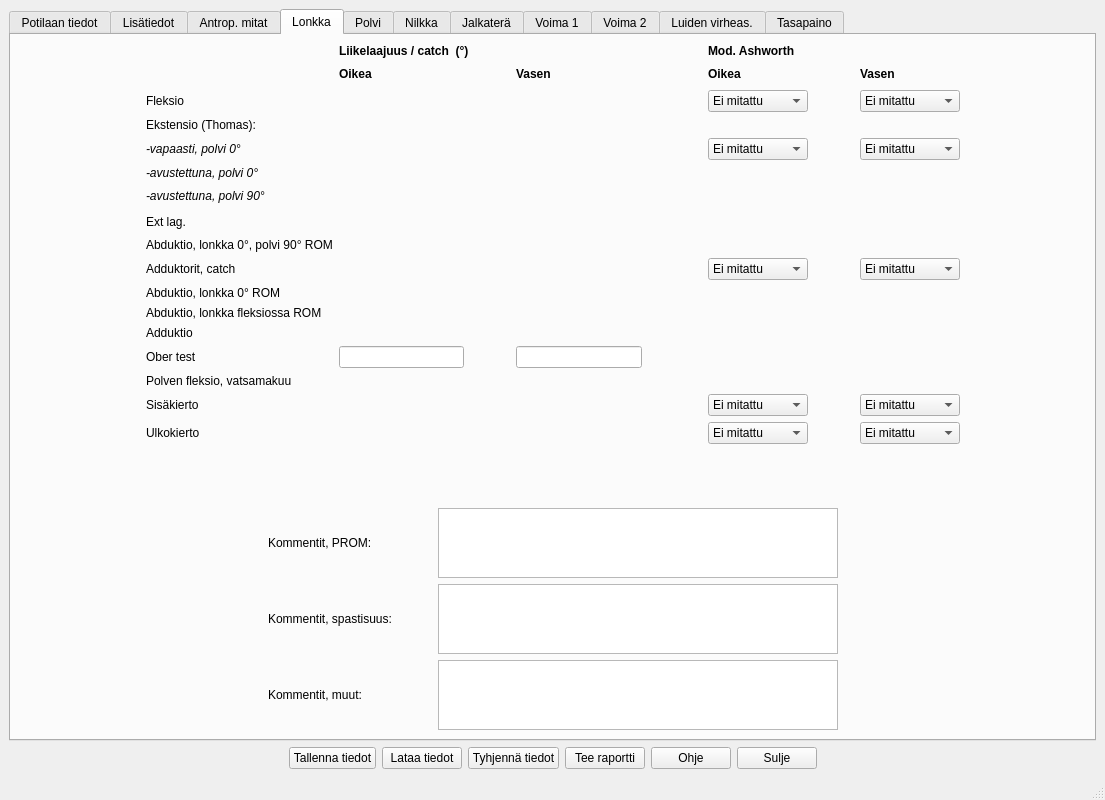
Qt form tabbed_design.ui (jjnurminen/liikelaaj) before a commit.
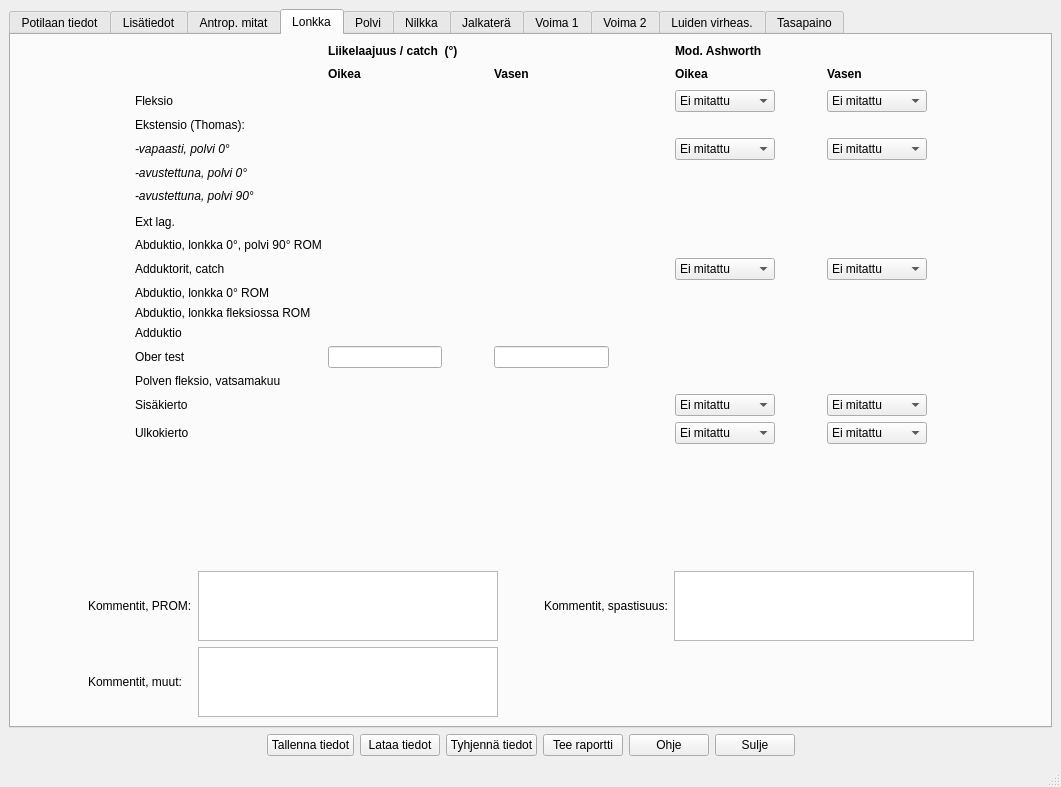
The same form after that commit. Custom widgets are drawn as their Qt base class.

Commit message: comment boxes repositioning

```diff
--- a/tabbed_design.ui
+++ b/tabbed_design.ui
@@ -6,8 +6,8 @@
    <rect>
     <x>0</x>
     <y>0</y>
-    <width>1105</width>
-    <height>800</height>
+    <width>1061</width>
+    <height>787</height>
    </rect>
   </property>
   <property name="windowTitle">
@@ -1908,7 +1908,7 @@
         </item>
         <item>
          <layout class="QGridLayout" name="gridLayout_4">
-          <item row="0" column="8">
+          <item row="0" column="11">
            <spacer name="horizontalSpacer_5">
             <property name="orientation">
              <enum>Qt::Horizontal</enum>
@@ -1921,28 +1921,6 @@
             </property>
            </spacer>
           </item>
-          <item row="3" column="4">
-           <widget class="QTextEdit" name="cmtLonkkaMuut">
-            <property name="sizePolicy">
-             <sizepolicy hsizetype="Fixed" vsizetype="Fixed">
-              <horstretch>0</horstretch>
-              <verstretch>0</verstretch>
-             </sizepolicy>
-            </property>
-            <property name="minimumSize">
-             <size>
-              <width>400</width>
-              <height>70</height>
-             </size>
-            </property>
-            <property name="maximumSize">
-             <size>
-              <width>400</width>
-              <height>70</height>
-             </size>
-            </property>
-           </widget>
-          </item>
           <item row="0" column="0">
            <spacer name="horizontalSpacer_4">
             <property name="orientation">
@@ -1956,7 +1934,7 @@
             </property>
            </spacer>
           </item>
-          <item row="1" column="4">
+          <item row="1" column="7">
            <widget class="QTextEdit" name="cmtLonkkaSpast">
             <property name="sizePolicy">
              <sizepolicy hsizetype="Fixed" vsizetype="Fixed">
@@ -1966,7 +1944,7 @@
             </property>
             <property name="minimumSize">
              <size>
-              <width>400</width>
+              <width>300</width>
               <height>70</height>
              </size>
             </property>
@@ -1978,17 +1956,31 @@
             </property>
            </widget>
           </item>
-          <item row="0" column="4">
+          <item row="1" column="5">
+           <widget class="QLabel" name="label_35">
+            <property name="text">
+             <string>Kommentit, spastisuus:</string>
+            </property>
+           </widget>
+          </item>
+          <item row="1" column="1">
+           <widget class="QLabel" name="label_32">
+            <property name="text">
+             <string>Kommentit, PROM:</string>
+            </property>
+           </widget>
+          </item>
+          <item row="1" column="3">
            <widget class="QTextEdit" name="cmtLonkkaPROM">
             <property name="sizePolicy">
-             <sizepolicy hsizetype="Fixed" vsizetype="Fixed">
+             <sizepolicy hsizetype="Expanding" vsizetype="Fixed">
               <horstretch>0</horstretch>
               <verstretch>0</verstretch>
              </sizepolicy>
             </property>
             <property name="minimumSize">
              <size>
-              <width>400</width>
+              <width>300</width>
               <height>70</height>
              </size>
             </property>
@@ -2000,7 +1992,7 @@
             </property>
            </widget>
           </item>
-          <item row="0" column="3">
+          <item row="1" column="4">
            <spacer name="horizontalSpacer_6">
             <property name="orientation">
              <enum>Qt::Horizontal</enum>
@@ -2016,24 +2008,32 @@
             </property>
            </spacer>
           </item>
-          <item row="3" column="2">
+          <item row="3" column="1">
            <widget class="QLabel" name="label_30">
             <property name="text">
              <string>Kommentit, muut:</string>
             </property>
            </widget>
           </item>
-          <item row="0" column="2">
-           <widget class="QLabel" name="label_32">
-            <property name="text">
-             <string>Kommentit, PROM:</string>
+          <item row="3" column="3">
+           <widget class="QTextEdit" name="cmtLonkkaMuut">
+            <property name="sizePolicy">
+             <sizepolicy hsizetype="Fixed" vsizetype="Fixed">
+              <horstretch>0</horstretch>
+              <verstretch>0</verstretch>
+             </sizepolicy>
             </property>
-           </widget>
-          </item>
-          <item row="1" column="2">
-           <widget class="QLabel" name="label_35">
-            <property name="text">
-             <string>Kommentit, spastisuus:</string>
+            <property name="minimumSize">
+             <size>
+              <width>300</width>
+              <height>70</height>
+             </size>
+            </property>
+            <property name="maximumSize">
+             <size>
+              <width>400</width>
+              <height>70</height>
+             </size>
             </property>
            </widget>
           </item>
```
Left out of the diff: 6 changed lines with no effect on the pictures.
